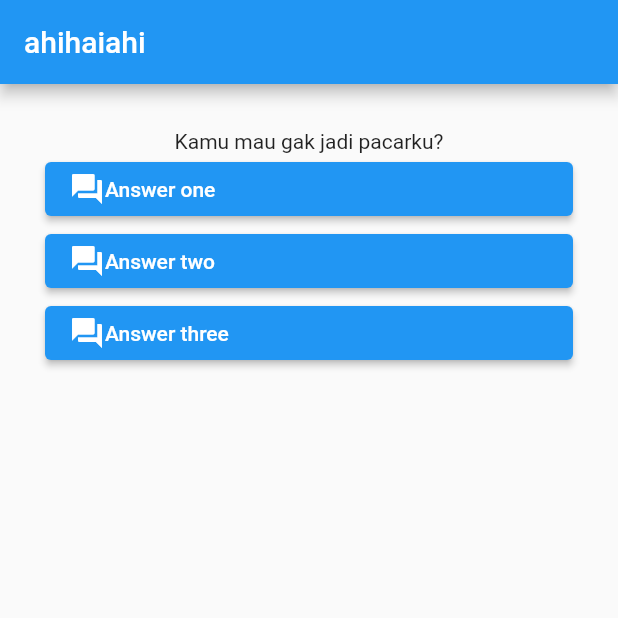
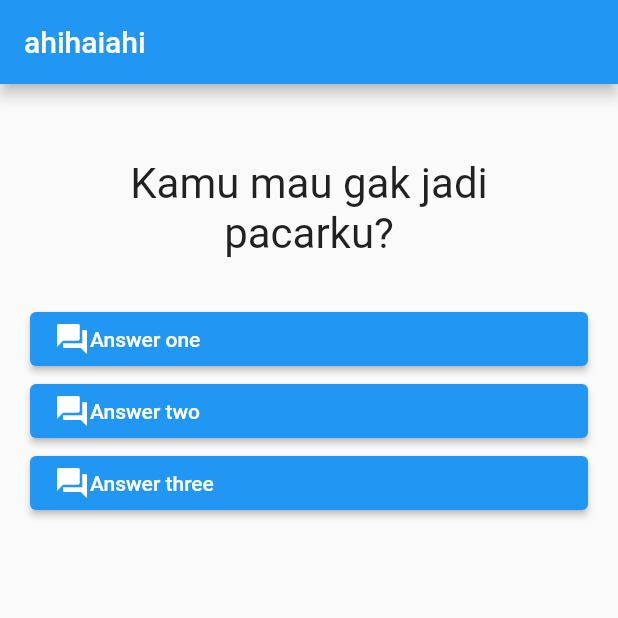
Before and after one commit to raihanadf/flutter-quiz, a Flutter app: the screen it shows after launch, on a phone screen of 412 x 824 dp, the top half of it. Run offline on Flutter 3.47's test engine with Material 2 defaults, Android fonts, the phone set to English and light mode, and no system bars.

Commit message:
feat: some layouting

```diff
--- a/lib/main.dart
+++ b/lib/main.dart
@@ -32,7 +32,7 @@ class _MyAppState extends State<MyApp> {
         appBar: AppBar(
           title: Text("ahihaiahi"),),
         body: Container(
-          padding: EdgeInsets.all(30),
+          padding: EdgeInsets.all(20),
           child: Column(children: [
             Question(questions[_questionIndex]),
             ElevatedButton(
--- a/lib/question.dart
+++ b/lib/question.dart
@@ -6,6 +6,15 @@ class Question extends StatelessWidget {
 
   @override
   Widget build(BuildContext context) {
-    return Text(question);
+    return Container(
+      margin: EdgeInsets.all(30),
+      child: Text(
+        question,
+        style: TextStyle(
+          fontSize: 28,
+        ),
+        textAlign: TextAlign.center,
+      ),
+    );
   }
 }
```
